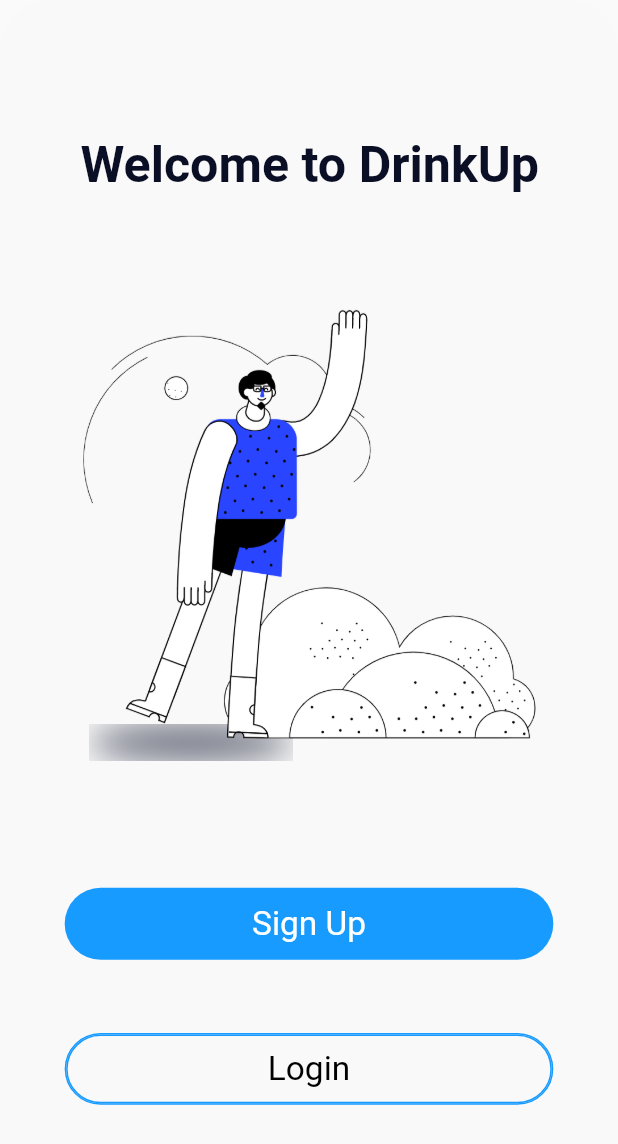
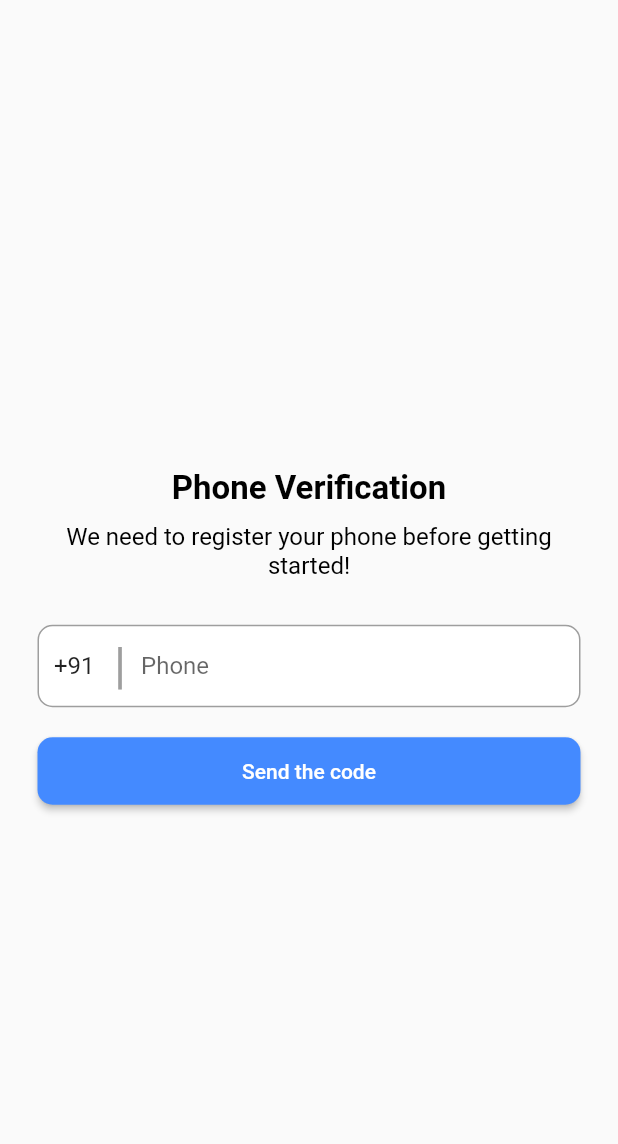
Before and after one commit to Varad-01/DrinkUp1, a Flutter app: the screen it shows after launch, on a phone screen of 412 x 824 dp. Shown: the top 1144 px of the screen. Run offline on Flutter 3.47's test engine with Material 2 defaults, Android fonts, the phone set to English and light mode, and no system bars; our stand-ins replace cloud_firestore, dropdown_button2, firebase_auth, firebase_core, fluttertoast, google_fonts and 5 more; accounts and stored records are empty; Roboto replaces fonts that are missing (Satoshi).

Commit message:
Added Phone_auth

```diff
--- a/lib/main.dart
+++ b/lib/main.dart
@@ -7,6 +7,8 @@ import 'package:myapp/page-1/home-screen-02.dart';
 import 'package:myapp/page-1/home-screen-03.dart';
 import 'package:myapp/page-1/login.dart';
 import 'package:myapp/page-1/main2.dart';
+import 'package:myapp/page-1/phone_login/phone.dart';
+import 'package:myapp/page-1/phone_login/verify.dart';
 import 'package:myapp/page-1/sign-up.dart';
 import 'package:myapp/page-1/splash-screen.dart';
 import 'package:myapp/page-1/starting-page-01.dart';
@@ -26,7 +28,7 @@ class MyApp extends StatelessWidget {
 	Widget build(BuildContext context) {
 	return MaterialApp(
 		title: 'Flutter',
-		initialRoute: '/welcomePage',
+		initialRoute: '/phone_auth',
 		routes: {
 			'/splashScreen':(context)=>SplashScreen(),
 			'/welcomePage':(context)=>WelcomePage(),
@@ -37,7 +39,9 @@ class MyApp extends StatelessWidget {
 			'/homePage1':(context)=>Scene(),
 			'/homePage2':(context)=>Scene2(),
 			'/homePage3':(context)=>Scene3(),
-			'/main2':(context)=>main2()
+			'/main2':(context)=>main2(),
+			'/verify':(context)=>Verify(),
+			'/phone_auth':(context)=>Phone()
 		},
 
 		debugShowCheckedModeBanner: false,
--- /dev/null
+++ b/lib/page-1/phone_login/phone.dart
@@ -0,0 +1,135 @@
+import 'package:firebase_auth/firebase_auth.dart';
+import 'package:flutter/material.dart';
+
+class Phone extends StatefulWidget {
+  const Phone({Key? key}) : super(key: key);
+  static String verify = "";
+
+  @override
+  State<Phone> createState() => _PhoneState();
+}
+
+class _PhoneState extends State<Phone> {
+  TextEditingController countryController = TextEditingController();
+  var phone="";
+
+  @override
+  void initState() {
+    // TODO: implement initState
+    countryController.text = "+91";
+    super.initState();
+  }
+
+  @override
+  Widget build(BuildContext context) {
+    return Scaffold(
+      body: Container(
+        margin: const EdgeInsets.only(left: 25, right: 25),
+        alignment: Alignment.center,
+        child: SingleChildScrollView(
+          child: Column(
+            mainAxisAlignment: MainAxisAlignment.center,
+            children: [
+
+              const SizedBox(
+                height: 25,
+              ),
+              const Text(
+                "Phone Verification",
+                style: const TextStyle(color: Colors.black,fontSize: 22, fontWeight: FontWeight.bold),
+              ),
+              const SizedBox(
+                height: 10,
+              ),
+              const Text(
+                "We need to register your phone before getting started!",
+                style: TextStyle(
+                  color: Colors.black,
+                  fontSize: 16,
+                ),
+                textAlign: TextAlign.center,
+              ),
+              const SizedBox(
+                height: 30,
+              ),
+              Container(
+                height: 55,
+                decoration: BoxDecoration(
+                    color: Colors.white,
+                    border: Border.all(width: 1, color: Colors.grey),
+                    borderRadius: BorderRadius.circular(10)),
+                child: Row(
+                  mainAxisAlignment: MainAxisAlignment.center,
+                  children: [
+                    const SizedBox(
+                      width: 10,
+                    ),
+                    SizedBox(
+                      width: 40,
+                      child: TextField(
+                        controller: countryController,
+                        keyboardType: TextInputType.number,
+                        decoration: const InputDecoration(
+                          border: InputBorder.none,
+                        ),
+                      ),
+                    ),
+                    const Text(
+                      "|",
+                      style: TextStyle(fontSize: 33, color: Colors.grey),
+                    ),
+                    const SizedBox(
+                      width: 10,
+                    ),
+                    Expanded(
+                        child: TextField(
+                          onChanged: (value)
+                          {
+                            phone=value;
+                          },
+                          keyboardType: TextInputType.phone,
+                          decoration: const InputDecoration(
+                            border: InputBorder.none,
+                            hintText: "Phone",
+                          ),
+                        ))
+                  ],
+                ),
+              ),
+              const SizedBox(
+                height: 20,
+              ),
+              SizedBox(
+                width: double.infinity,
+                height: 45,
+                child: ElevatedButton(
+                    style: ElevatedButton.styleFrom(
+                        primary: Colors.blueAccent,
+                        shape: RoundedRectangleBorder(
+                            borderRadius: BorderRadius.circular(10))),
+                    onPressed: () async{
+                      await FirebaseAuth.instance.verifyPhoneNumber(
+                        phoneNumber: '${countryController.text + phone}',
+                        verificationCompleted: (PhoneAuthCredential credential) {},
+                        verificationFailed: (FirebaseAuthException e) {},
+
+                        codeSent: (String verificationId, int? resendToken) {
+                          Phone.verify = verificationId;
+                          Navigator.pushNamed(context, '/verify');
+                        },
+                        codeAutoRetrievalTimeout: (String verificationId) {},
+                      );
+
+
+
+                    },
+                    child: const Text("Send the code")),
+              ),
+
+            ],
+          ),
+        ),
+      ),
+    );
+  }
+}
--- a/pubspec.yaml
+++ b/pubspec.yaml
@@ -47,6 +47,8 @@ dependencies:
   cloud_firestore: ^4.4.3
   snackbar: ^1.0.2
   dropdown_button2: ^1.9.4
+  firebase_auth: ^4.2.9
+  pinput: ^2.2.12
 
 
 dev_dependencies:
```
Also changed, not shown: lib/page-1/main2.dart (+11 -1 lines), lib/page-1/phone_login/verify.dart (added, +143 -0 lines), pubspec.lock, 5 other files.
